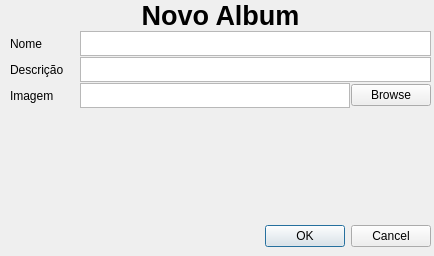
First picture: the form in addalbumform.ui, repository AlexFMM/mp3Player, before the edit.
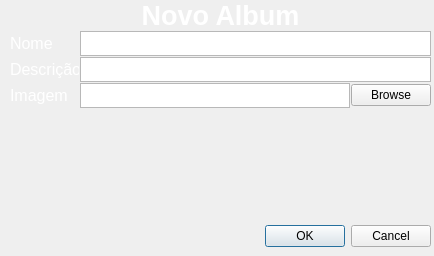
Second picture: the form after the edit. Icons and pictures are not drawn.

Diff of the .ui file:
```diff
--- a/addalbumform.ui
+++ b/addalbumform.ui
@@ -16,6 +16,11 @@
   <property name="windowTitle">
    <string>Dialog</string>
   </property>
+  <property name="styleSheet">
+   <string notr="true">#AddAlbumForm{
+background: url(:/imagens/backgorund.png)
+}</string>
+  </property>
   <widget class="QDialogButtonBox" name="buttonBox">
    <property name="geometry">
     <rect>
@@ -71,6 +76,9 @@
           <bold>true</bold>
          </font>
         </property>
+        <property name="styleSheet">
+         <string notr="true">#label{color: rgb(255, 255, 255)}</string>
+        </property>
         <property name="text">
          <string>Novo Album</string>
         </property>
@@ -109,6 +117,14 @@
           <height>75</height>
          </size>
         </property>
+        <property name="font">
+         <font>
+          <pointsize>12</pointsize>
+         </font>
+        </property>
+        <property name="styleSheet">
+         <string notr="true">#label_2{color: rgb(255, 255, 255)}</string>
+        </property>
         <property name="text">
          <string>Nome</string>
         </property>
@@ -151,6 +167,14 @@
           <height>16777215</height>
          </size>
         </property>
+        <property name="font">
+         <font>
+          <pointsize>12</pointsize>
+         </font>
+        </property>
+        <property name="styleSheet">
+         <string notr="true">#label_3{color: rgb(255, 255, 255)}</string>
+        </property>
         <property name="text">
          <string>Descrição</string>
         </property>
@@ -193,6 +217,14 @@
           <height>16777215</height>
          </size>
         </property>
+        <property name="font">
+         <font>
+          <pointsize>12</pointsize>
+         </font>
+        </property>
+        <property name="styleSheet">
+         <string notr="true">#label_4{color: rgb(255, 255, 255)}</string>
+        </property>
         <property name="text">
          <string>Imagem</string>
         </property>
```
